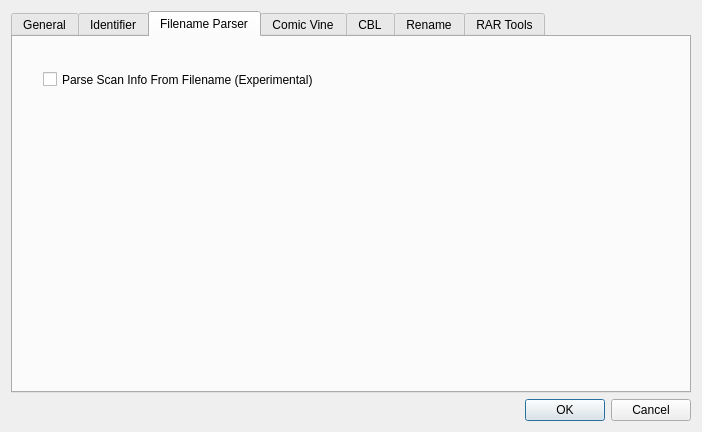
The window that comictaggerlib/ui/settingswindow.ui (comictagger/comictagger) describes before a commit, drawn with Qt 5.
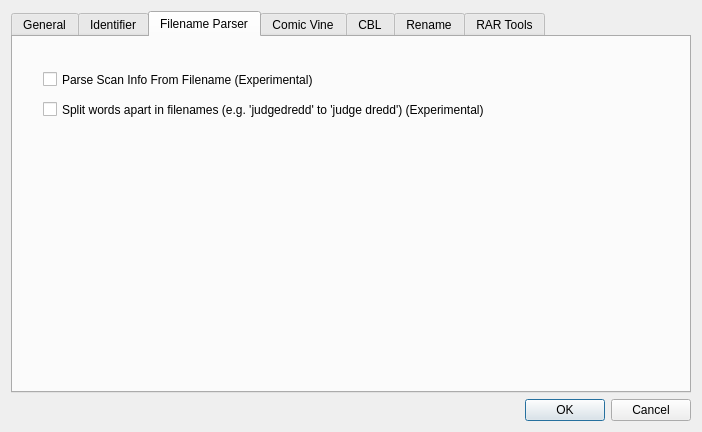
The same window after the commit. The open tabs and pages were chosen to show the change.

Commit message:
Add experimental word splitting to the filename parser
Adds a global setting as well as a setting that is only in effect
during auto-tagging

```diff
--- a/comictaggerlib/ui/settingswindow.ui
+++ b/comictaggerlib/ui/settingswindow.ui
@@ -225,6 +225,19 @@
           <string>Parse Scan Info From Filename (Experimental)</string>
          </property>
         </widget>
+        <widget class="QCheckBox" name="cbxSplitWords">
+         <property name="geometry">
+          <rect>
+           <x>30</x>
+           <y>60</y>
+           <width>541</width>
+           <height>25</height>
+          </rect>
+         </property>
+         <property name="text">
+          <string>Split words apart in filenames (e.g. 'judgedredd' to 'judge dredd') (Experimental)</string>
+         </property>
+        </widget>
        </widget>
        <widget class="QWidget" name="tab_3">
         <attribute name="title">
```
The commit also changes 7 other files.
